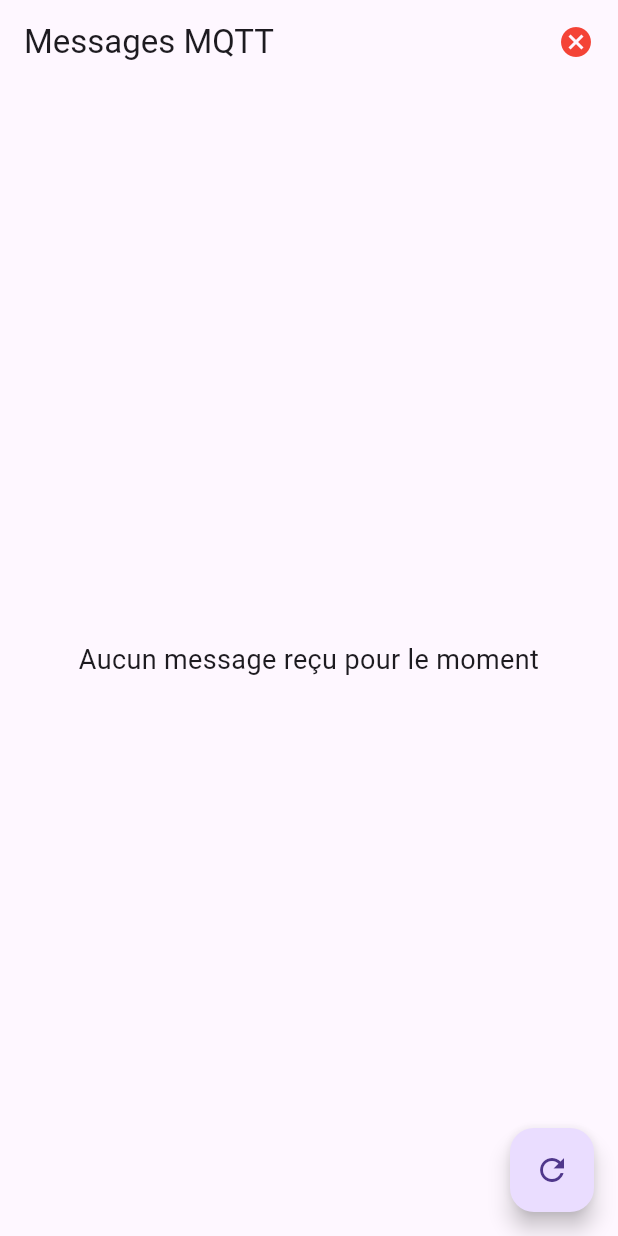
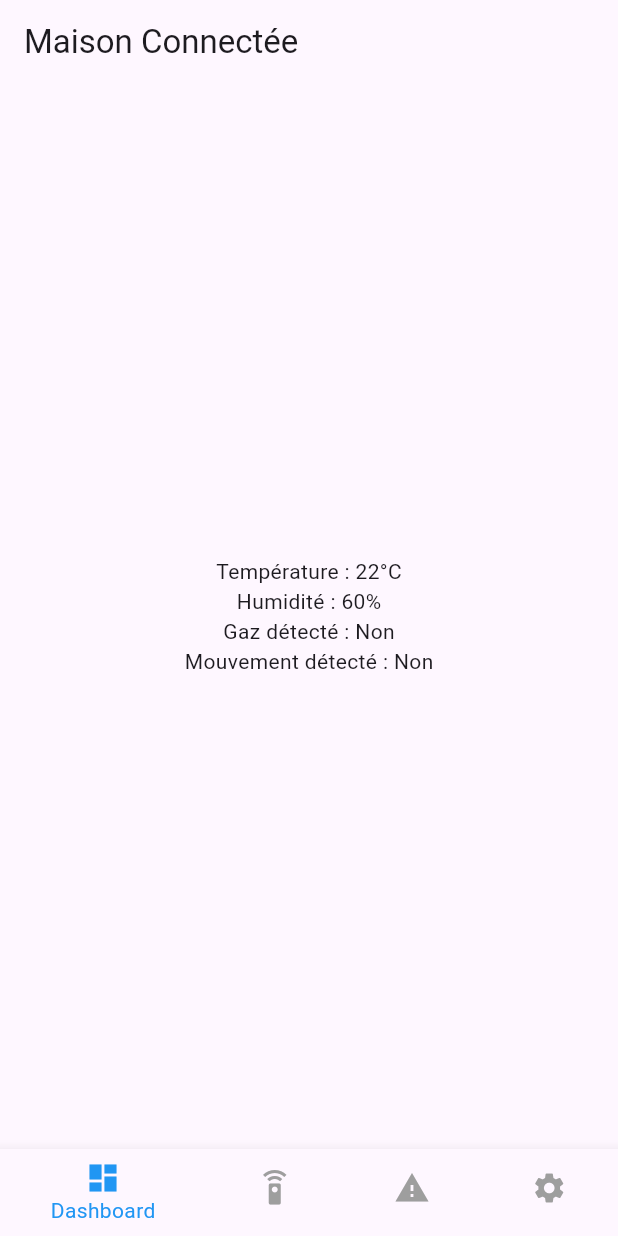
Before and after one commit to nolan450/flutter_app_house, a Flutter app: the screen it shows after launch, on a phone screen of 412 x 824 dp. Run offline on Flutter 3.47's test engine with Material 3 defaults, Android fonts, the phone set to English and light mode, and no system bars; missing offline and left inert: mqtt_client.

Commit message:
ajout de la structure et tout les pages associés

```diff
--- a/lib/main.dart
+++ b/lib/main.dart
@@ -1,5 +1,5 @@
 import 'package:flutter/material.dart';
-import 'package:flutter_app_house/src/pages/mqtt_message_screen.dart';
+import 'package:flutter_app_house/src/pages/home_page.dart';
 
 void main() => runApp(MyApp());
 
@@ -8,8 +8,12 @@ class MyApp extends StatelessWidget {
 
   @override
   Widget build(BuildContext context) {
-    return const MaterialApp(
-      home: MqttMessageScreen()
+    return MaterialApp(
+      title: 'Flutter App House',
+      theme: ThemeData(
+        primarySwatch: Colors.blue,
+      ),
+      home: const HomePage()
     );
   }
 }
--- a/lib/my_mqtt.dart
+++ b/lib/my_mqtt.dart
@@ -12,10 +12,12 @@ import 'package:mqtt_client/mqtt_server_client.dart';
 
 class MyMqtt {
 
-  final client = MqttServerClient('localhost', '');
+  final client = MqttServerClient.withPort('c481edae58bf457888d878308efb9ae0.s1.eu.hivemq.cloud', '', 8883);
 
   var pongCount = 0; // Pong counter
   var pingCount = 0; // Ping counter
+  var username = "connectHouse";
+  var password = "Azerty1234";
 
 
 Future<int> test() async {
@@ -69,6 +71,7 @@ Future<int> test() async {
   /// an example of a specific one below.
   final connMess = MqttConnectMessage()
       .withClientIdentifier('Mqtt_MyClientUniqueId')
+      .authenticateAs(username, password)
       .withWillTopic('willtopic') // If you set this you must set a will message
       .withWillMessage('My Will message')
       .startClean() // Non persistent session for testing
--- /dev/null
+++ b/lib/src/pages/dashboard_page.dart
@@ -0,0 +1,18 @@
+import 'package:flutter/material.dart';
+
+class DashboardPage extends StatelessWidget {
+  @override
+  Widget build(BuildContext context) {
+    return const Center(
+      child: Column(
+        mainAxisAlignment: MainAxisAlignment.center,
+        children: const [
+          Text('Température : 22°C'),
+          Text('Humidité : 60%'),
+          Text('Gaz détecté : Non'),
+          Text('Mouvement détecté : Non'),
+        ],
+      ),
+    );
+  }
+}
--- /dev/null
+++ b/lib/src/pages/home_page.dart
@@ -0,0 +1,64 @@
+import 'package:flutter/material.dart';
+import 'package:flutter_app_house/src/pages/alerts_page.dart';
+import 'package:flutter_app_house/src/pages/control_page.dart';
+import 'package:flutter_app_house/src/pages/dashboard_page.dart';
+import 'package:flutter_app_house/src/pages/mqtt_message_screen.dart';
+import 'package:flutter_app_house/src/pages/settings_page.dart';
+
+class HomePage extends StatefulWidget {
+  const HomePage({Key? key}) : super(key: key);
+
+  @override
+  _HomePageState createState() => _HomePageState();
+}
+
+class _HomePageState extends State<HomePage> {
+  int _selectedIndex = 0;
+
+  final List<Widget> _pages = [
+    DashboardPage(), // Page pour le monitoring
+    ControlPage(),   // Page pour le contrôle
+    AlertsPage(),    // Page pour les alertes
+    SettingsPage(),  // Page pour les paramètres
+  ];
+
+  void _onItemTapped(int index) {
+    setState(() {
+      _selectedIndex = index;
+    });
+  }
+
+  @override
+  Widget build(BuildContext context) {
+    return Scaffold(
+      appBar: AppBar(
+        title: const Text('Maison Connectée'),
+      ),
+      body: _pages[_selectedIndex],
+      bottomNavigationBar: BottomNavigationBar(
+        items: const [
+          BottomNavigationBarItem(
+            icon: Icon(Icons.dashboard),
+            label: 'Dashboard',
+          ),
+          BottomNavigationBarItem(
+            icon: Icon(Icons.settings_remote),
+            label: 'Contrôle',
+          ),
+          BottomNavigationBarItem(
+            icon: Icon(Icons.warning),
+            label: 'Alertes',
+          ),
+          BottomNavigationBarItem(
+            icon: Icon(Icons.settings),
+            label: 'Paramètres',
+          ),
+        ],
+        currentIndex: _selectedIndex,
+        selectedItemColor: Colors.blue,
+        unselectedItemColor: Colors.grey,
+        onTap: _onItemTapped,
+      ),
+    );
+  }
+}
--- a/lib/src/pages/mqtt_message_screen.dart
+++ b/lib/src/pages/mqtt_message_screen.dart
@@ -18,6 +18,9 @@ class _MqttMessageScreenState extends State<MqttMessageScreen> {
   @override
   void initState() {
     super.initState();
+
+    // on s'arrete ici
+    return;
     // Initialiser MQTT et écouter les messages
     myMqtt.test();
 
```
Also changed, not shown: lib/src/pages/alerts_page.dart (added, +10 -0 lines), lib/src/pages/control_page.dart (added, +35 -0 lines), lib/src/pages/settings_page.dart (added, +10 -0 lines).
